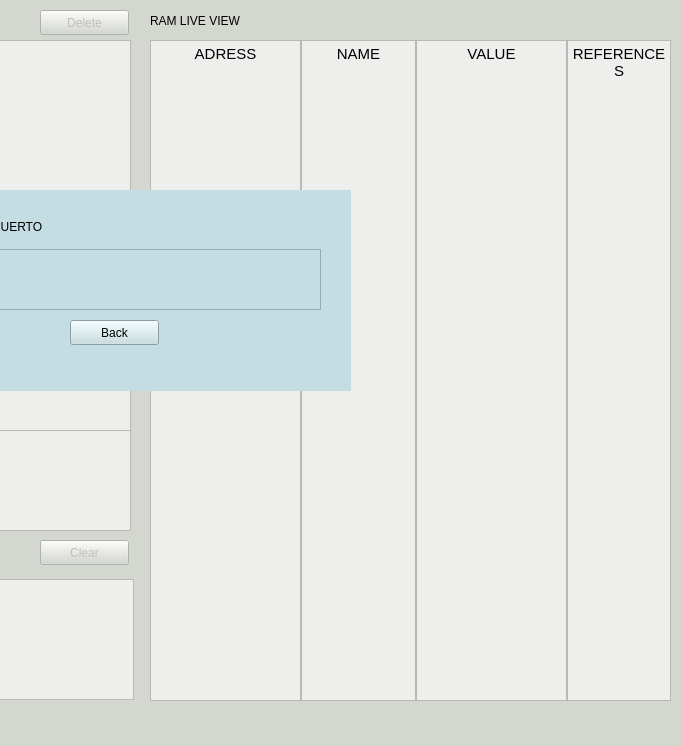
This is C!/AEDII-GUI/mainwindow.ui in joseff01/AED2-P1-C_IDE as Qt 5 draws it before an edit; both pictures show x 450 to 1131 and y 0 to 746 of the 1131 by 746 pixel window. The edited form follows.
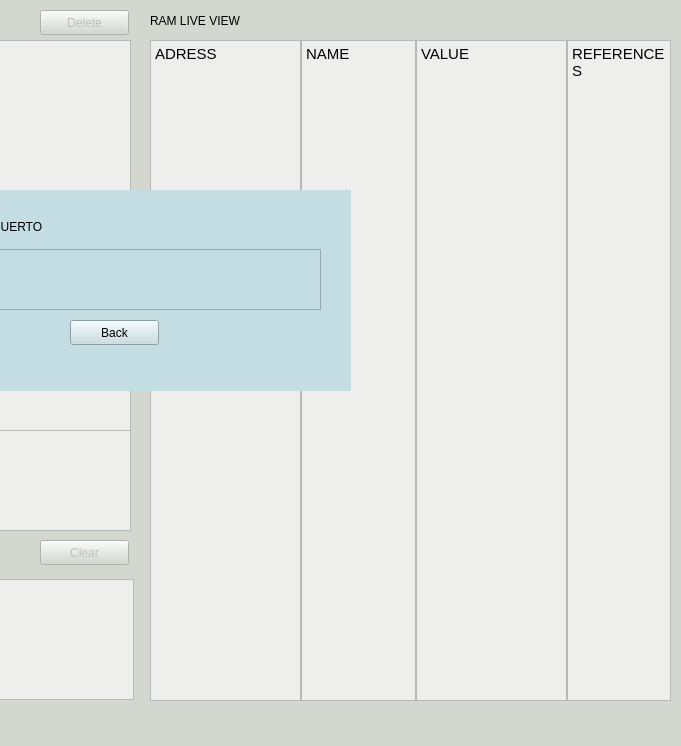
This is the edited form.

```diff
--- a/C!/AEDII-GUI/mainwindow.ui
+++ b/C!/AEDII-GUI/mainwindow.ui
@@ -181,8 +181,8 @@
 &lt;html&gt;&lt;head&gt;&lt;meta name=&quot;qrichtext&quot; content=&quot;1&quot; /&gt;&lt;style type=&quot;text/css&quot;&gt;
 p, li { white-space: pre-wrap; }
 &lt;/style&gt;&lt;/head&gt;&lt;body style=&quot; font-family:'Ubuntu'; font-size:11pt; font-weight:400; font-style:normal;&quot;&gt;
-&lt;p align=&quot;center&quot; style=&quot; margin-top:0px; margin-bottom:0px; margin-left:0px; margin-right:0px; -qt-block-indent:0; text-indent:0px;&quot;&gt;ADRESS&lt;/p&gt;
-&lt;p align=&quot;center&quot; style=&quot;-qt-paragraph-type:empty; margin-top:0px; margin-bottom:0px; margin-left:0px; margin-right:0px; -qt-block-indent:0; text-indent:0px;&quot;&gt;&lt;br /&gt;&lt;/p&gt;&lt;/body&gt;&lt;/html&gt;</string>
+&lt;p style=&quot; margin-top:0px; margin-bottom:0px; margin-left:0px; margin-right:0px; -qt-block-indent:0; text-indent:0px;&quot;&gt;ADRESS&lt;/p&gt;
+&lt;p style=&quot;-qt-paragraph-type:empty; margin-top:0px; margin-bottom:0px; margin-left:0px; margin-right:0px; -qt-block-indent:0; text-indent:0px;&quot;&gt;&lt;br /&gt;&lt;/p&gt;&lt;/body&gt;&lt;/html&gt;</string>
        </property>
       </widget>
      </item>
@@ -199,8 +199,8 @@
 &lt;html&gt;&lt;head&gt;&lt;meta name=&quot;qrichtext&quot; content=&quot;1&quot; /&gt;&lt;style type=&quot;text/css&quot;&gt;
 p, li { white-space: pre-wrap; }
 &lt;/style&gt;&lt;/head&gt;&lt;body style=&quot; font-family:'Ubuntu'; font-size:11pt; font-weight:400; font-style:normal;&quot;&gt;
-&lt;p align=&quot;center&quot; style=&quot; margin-top:0px; margin-bottom:0px; margin-left:0px; margin-right:0px; -qt-block-indent:0; text-indent:0px;&quot;&gt;NAME&lt;/p&gt;
-&lt;p align=&quot;center&quot; style=&quot;-qt-paragraph-type:empty; margin-top:0px; margin-bottom:0px; margin-left:0px; margin-right:0px; -qt-block-indent:0; text-indent:0px;&quot;&gt;&lt;br /&gt;&lt;/p&gt;&lt;/body&gt;&lt;/html&gt;</string>
+&lt;p style=&quot; margin-top:0px; margin-bottom:0px; margin-left:0px; margin-right:0px; -qt-block-indent:0; text-indent:0px;&quot;&gt;NAME&lt;/p&gt;
+&lt;p style=&quot;-qt-paragraph-type:empty; margin-top:0px; margin-bottom:0px; margin-left:0px; margin-right:0px; -qt-block-indent:0; text-indent:0px;&quot;&gt;&lt;br /&gt;&lt;/p&gt;&lt;/body&gt;&lt;/html&gt;</string>
        </property>
       </widget>
      </item>
@@ -217,8 +217,8 @@
 &lt;html&gt;&lt;head&gt;&lt;meta name=&quot;qrichtext&quot; content=&quot;1&quot; /&gt;&lt;style type=&quot;text/css&quot;&gt;
 p, li { white-space: pre-wrap; }
 &lt;/style&gt;&lt;/head&gt;&lt;body style=&quot; font-family:'Ubuntu'; font-size:11pt; font-weight:400; font-style:normal;&quot;&gt;
-&lt;p align=&quot;center&quot; style=&quot; margin-top:0px; margin-bottom:0px; margin-left:0px; margin-right:0px; -qt-block-indent:0; text-indent:0px;&quot;&gt;VALUE&lt;/p&gt;
-&lt;p align=&quot;center&quot; style=&quot;-qt-paragraph-type:empty; margin-top:0px; margin-bottom:0px; margin-left:0px; margin-right:0px; -qt-block-indent:0; text-indent:0px;&quot;&gt;&lt;br /&gt;&lt;/p&gt;&lt;/body&gt;&lt;/html&gt;</string>
+&lt;p style=&quot; margin-top:0px; margin-bottom:0px; margin-left:0px; margin-right:0px; -qt-block-indent:0; text-indent:0px;&quot;&gt;VALUE&lt;/p&gt;
+&lt;p style=&quot;-qt-paragraph-type:empty; margin-top:0px; margin-bottom:0px; margin-left:0px; margin-right:0px; -qt-block-indent:0; text-indent:0px;&quot;&gt;&lt;br /&gt;&lt;/p&gt;&lt;/body&gt;&lt;/html&gt;</string>
        </property>
       </widget>
      </item>
@@ -235,8 +235,8 @@
 &lt;html&gt;&lt;head&gt;&lt;meta name=&quot;qrichtext&quot; content=&quot;1&quot; /&gt;&lt;style type=&quot;text/css&quot;&gt;
 p, li { white-space: pre-wrap; }
 &lt;/style&gt;&lt;/head&gt;&lt;body style=&quot; font-family:'Ubuntu'; font-size:11pt; font-weight:400; font-style:normal;&quot;&gt;
-&lt;p align=&quot;center&quot; style=&quot; margin-top:0px; margin-bottom:0px; margin-left:0px; margin-right:0px; -qt-block-indent:0; text-indent:0px;&quot;&gt;REFERENCES&lt;/p&gt;
-&lt;p align=&quot;center&quot; style=&quot;-qt-paragraph-type:empty; margin-top:0px; margin-bottom:0px; margin-left:0px; margin-right:0px; -qt-block-indent:0; text-indent:0px;&quot;&gt;&lt;br /&gt;&lt;/p&gt;&lt;/body&gt;&lt;/html&gt;</string>
+&lt;p style=&quot; margin-top:0px; margin-bottom:0px; margin-left:0px; margin-right:0px; -qt-block-indent:0; text-indent:0px;&quot;&gt;REFERENCES&lt;/p&gt;
+&lt;p style=&quot;-qt-paragraph-type:empty; margin-top:0px; margin-bottom:0px; margin-left:0px; margin-right:0px; -qt-block-indent:0; text-indent:0px;&quot;&gt;&lt;br /&gt;&lt;/p&gt;&lt;/body&gt;&lt;/html&gt;</string>
        </property>
       </widget>
      </item>
```
